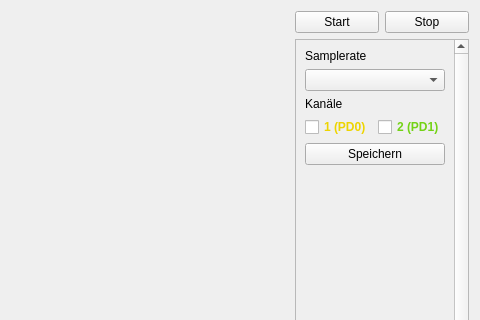
kalanzun/red_lenlab, file lenlab/gui/oscilloscopeform.ui: the form before one commit; both pictures show x 320 to 800 and y 0 to 320 of the 800 by 600 pixel window.
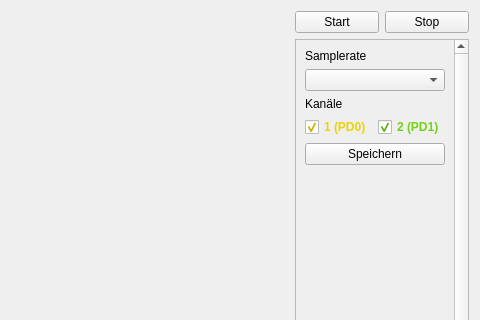
The form after the commit. Custom widgets are drawn as their Qt base class.

```diff
--- a/lenlab/gui/oscilloscopeform.ui
+++ b/lenlab/gui/oscilloscopeform.ui
@@ -119,6 +119,9 @@
              <property name="text">
               <string>1 (PD0)</string>
              </property>
+             <property name="checked">
+              <bool>true</bool>
+             </property>
             </widget>
            </item>
            <item row="0" column="1">
@@ -126,6 +129,9 @@
              <property name="text">
               <string>2 (PD1)</string>
              </property>
+             <property name="checked">
+              <bool>true</bool>
+             </property>
             </widget>
            </item>
           </layout>
```
